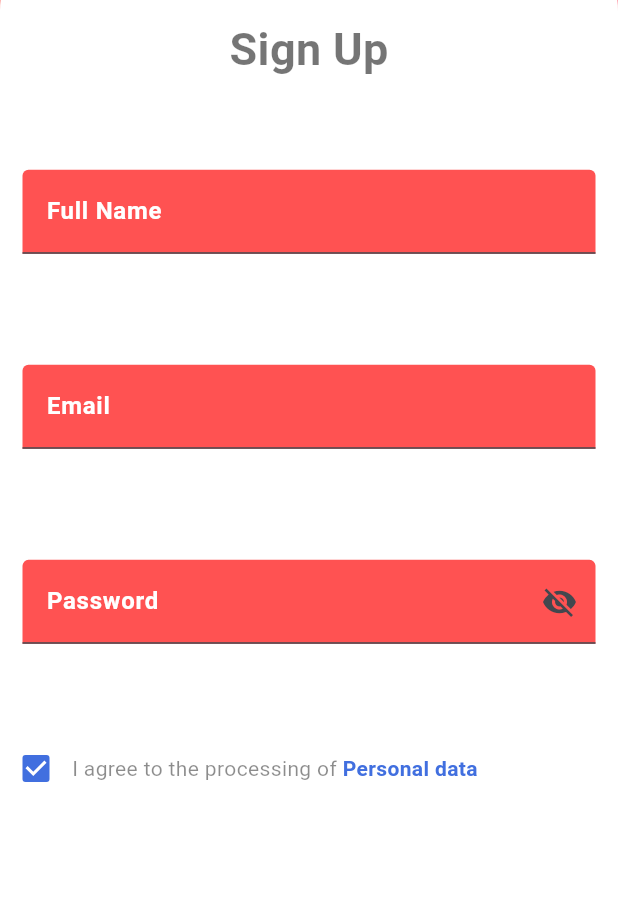
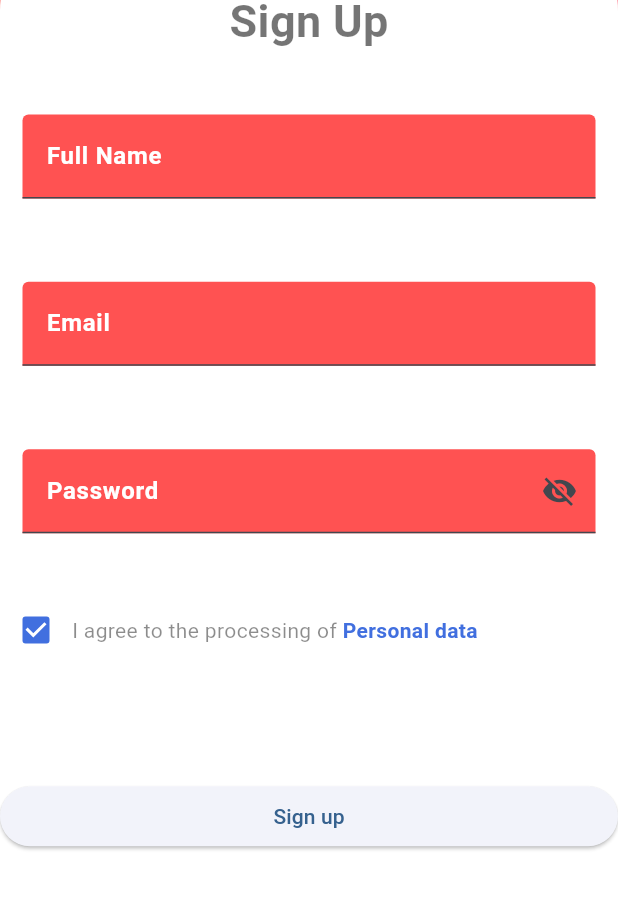
Before and after one commit to Samiul-7/Main_project, a Flutter app: the screen it shows after launch, after a tap on "Register Now", on a phone screen of 412 x 824 dp, the part 262-1172 px from its top. Run offline on Flutter 3.47's test engine with Material 3 defaults, Android fonts, the phone set to English and light mode, and no system bars; our stand-ins replace flutter_spinkit; missing offline and left inert: animated_switch.

```diff
--- a/lib/login_page.dart
+++ b/lib/login_page.dart
@@ -2,6 +2,8 @@ import 'package:aust_pharma1/homepage.dart';
 import 'package:aust_pharma1/signup_page.dart';
 import 'package:aust_pharma1/usuables/text_field.dart';
 import 'package:flutter/material.dart';
+
+import 'Widgets/Background.dart';
 
 class login_page extends StatelessWidget {
   login_page({super.key});
@@ -11,9 +13,9 @@ class login_page extends StatelessWidget {
 
   @override
   Widget build(BuildContext context) {
-    return Scaffold(
-      backgroundColor: Colors.grey[300],
-      body: SingleChildScrollView(
+    return Background(
+
+      child: SingleChildScrollView(
         child: Column(
           children: [
             SizedBox(height:40),
--- a/lib/signup_page.dart
+++ b/lib/signup_page.dart
@@ -75,6 +75,8 @@ class _SignUpScreenState extends State<signup_page>{
                       children: [
                         Align(
                           alignment: Alignment.center,
+                          child: Form(
+                            key: _formSignupKey,
                             child: Column(
                               mainAxisAlignment: MainAxisAlignment.spaceEvenly,
                               crossAxisAlignment: CrossAxisAlignment.center,
@@ -88,7 +90,14 @@ class _SignUpScreenState extends State<signup_page>{
                                 ),),
                                 Padding(
                                   padding: const EdgeInsets.all(15.0),
-                                child: TextField(
+                                  child: TextFormField(
+                                    validator: (value){
+                                      if(value== null|| value.isEmpty)
+                                      {
+                                        return 'Please enter your name';
+                                      }
+                                      return null;
+                                    },
 
                                     decoration: InputDecoration(
                                       labelText: 'Full Name',
@@ -106,7 +115,14 @@ class _SignUpScreenState extends State<signup_page>{
                                 ),
                                 Padding(
                                   padding: const EdgeInsets.all(15.0),
-                                child: TextField(
+                                  child: TextFormField(
+                                    validator: (value){
+                                      if(value== null|| value.isEmpty)
+                                        {
+                                          return 'Please enter email';
+                                        }
+                                      return null;
+    },
 
                                     decoration: InputDecoration(
                                       labelText: 'Email',
@@ -125,7 +141,14 @@ class _SignUpScreenState extends State<signup_page>{
                                 Padding(
 
                                   padding: const EdgeInsets.all(15.0),
-                                child: TextField(
+                                  child: TextFormField(
+                                    validator: (value){
+                                      if(value== null|| value.isEmpty)
+                                      {
+                                        return 'Please enter email';
+                                      }
+                                      return null;
+                                    },
                                     controller: pass_control,
                                     obscureText: true,
 
@@ -173,9 +196,35 @@ class _SignUpScreenState extends State<signup_page>{
                                 const SizedBox(
                                   height: 25.0,
                                 ),
+                                SizedBox(
+                                  width: double.infinity,
+                                  child: ElevatedButton(
+                                    onPressed: () {
+                                      if (_formSignupKey.currentState!.validate() &&
+                                          agreePersonalData) {
+                                        ScaffoldMessenger.of(context).showSnackBar(
+                                          const SnackBar(
+                                            content: Text('Processing Data'),
+                                          ),
+                                        );
+                                      } else if (!agreePersonalData) {
+                                        ScaffoldMessenger.of(context).showSnackBar(
+                                          const SnackBar(
+                                              content: Text(
+                                                  'Please agree to the processing of personal data')),
+                                        );
+                                      }
+                                    },
+                                    child: const Text('Sign up'),
+                                  ),
+                                ),
+                                const SizedBox(
+                                  height: 30.0,
+                                ),
 
 
                               ],
+                            ),
                           ),
                         )
                       ],
```
Lines whose indentation alone changed are shown as unchanged.
